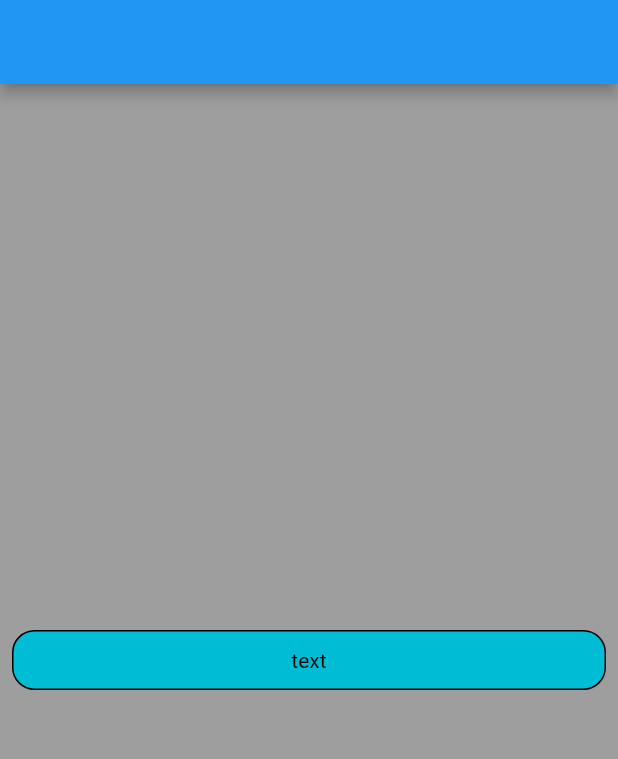
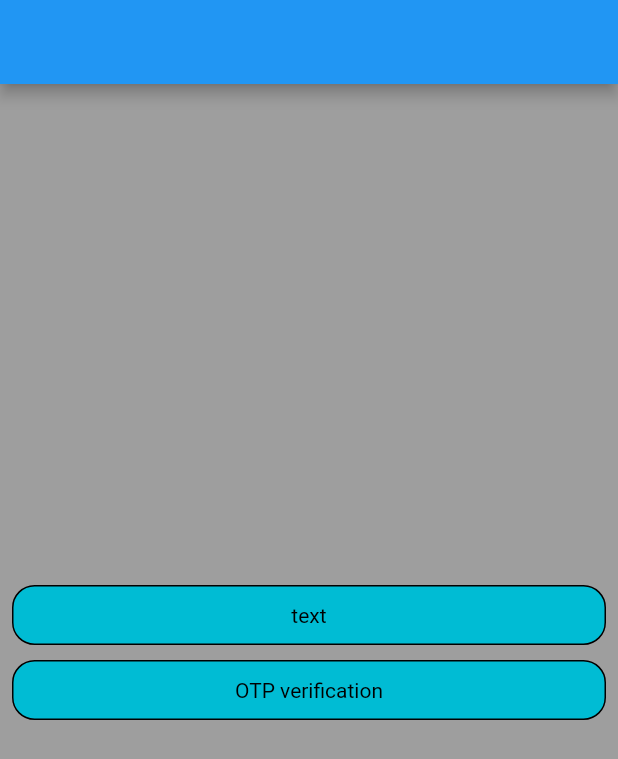
Before and after one commit to Cinmatick/cinmatick_mobile, a Flutter app: the screen it shows after launch, on a phone screen of 412 x 824 dp. Shown: the top 759 px of the screen. Run offline on Flutter 3.47's test engine with Material 2 defaults, Android fonts, the phone set to English and light mode, and no system bars; our stand-ins replace flutter_spinkit.

Commit message:
"Updated Changes"

```diff
--- a/lib/Screens/Home_screen/home.dart
+++ b/lib/Screens/Home_screen/home.dart
@@ -1,5 +1,6 @@
-import 'package:cinmatick/Widgets/button.dart';
 import 'package:flutter/material.dart';
+
+import 'homewidget.dart';
 
 class HomeScreen extends StatelessWidget {
   const HomeScreen({super.key});
@@ -10,23 +11,11 @@ class HomeScreen extends StatelessWidget {
       appBar: AppBar(
         title: const Text(""),
       ),
-      body: Center(
-        child: Column(
-          mainAxisAlignment: MainAxisAlignment.center,
-          children: [
-            Padding(
-              padding: const EdgeInsets.only(left: 8.0, right: 8.0),
-              child: ButtonWidget(
-                textColor: Colors.black,
-                backgroundcolor: Colors.cyan,
-                borderColor: Colors.black,
-                text: "text",
-                icon: Icons.abc_rounded,
-                size: 40,
-              ),
-            ),
-          ],
-        ),
+      body: Column(
+        mainAxisAlignment: MainAxisAlignment.center,
+        children: const [
+          HomeWidget(),
+        ],
       ),
       backgroundColor: Colors.grey,
     );
--- /dev/null
+++ b/lib/Screens/Home_screen/homewidget.dart
@@ -0,0 +1,58 @@
+import 'package:cinmatick/Screens/OTP%20Verification/otp_verification.dart';
+import 'package:flutter/material.dart';
+
+import '../../Services/navigate_help.dart';
+import '../../Widgets/button.dart';
+
+class HomeWidget extends StatefulWidget {
+  const HomeWidget({super.key});
+
+  @override
+  State<HomeWidget> createState() => _HomeWidgetState();
+}
+
+class _HomeWidgetState extends State<HomeWidget> {
+  @override
+  Widget build(BuildContext context) {
+    return Center(
+      child: Column(
+        mainAxisAlignment: MainAxisAlignment.center,
+        children: [
+          Padding(
+            padding: const EdgeInsets.only(left: 8.0, right: 8.0),
+            child: ButtonWidget(
+              textColor: Colors.black,
+              backgroundcolor: Colors.cyan,
+              borderColor: Colors.black,
+              text: "text",
+              icon: Icons.abc_rounded,
+              size: 40,
+            ),
+          ),
+          const SizedBox(
+            height: 10,
+          ),
+          Padding(
+            padding: const EdgeInsets.only(left: 8.0, right: 8.0),
+            child: GestureDetector(
+              onTap: () {
+                goTo(context, const OtpVerification());
+              },
+              child: ButtonWidget(
+                textColor: Colors.black,
+                backgroundcolor: Colors.cyan,
+                borderColor: Colors.black,
+                text: "OTP verification",
+                icon: Icons.abc_rounded,
+                size: 40,
+              ),
+            ),
+          ),
+          const SizedBox(
+            height: 10,
+          ),
+        ],
+      ),
+    );
+  }
+}
```
Also changed, not shown: lib/Screens/OTP Verification/otp_verification.dart (added, +103 -0 lines), lib/Screens/OTP Verification/otp_verification_widget.dart (added, +175 -0 lines).
